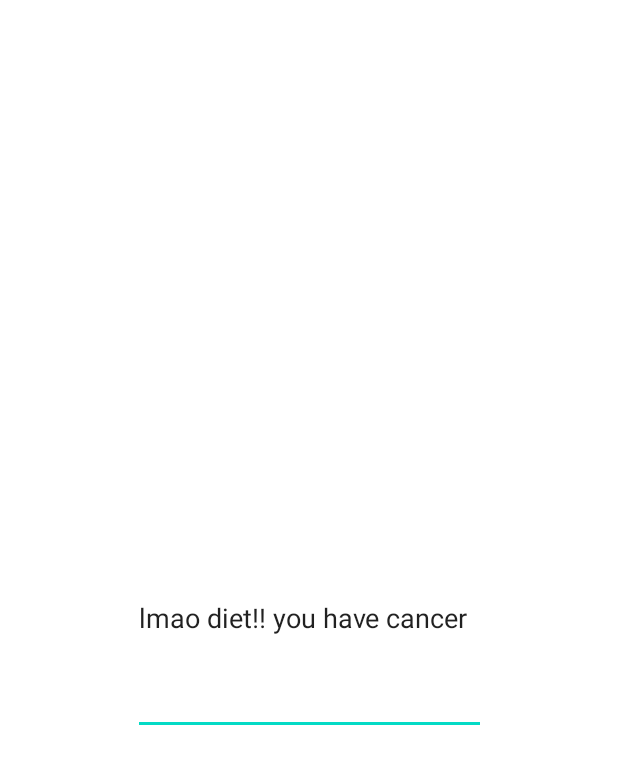
After one commit to Vedant1206/Personal-HealthCare, an Android app: the layout activity_headache.xml on its own in the app's theme, with its tools: preview values and no code run, on a phone screen of 412 x 824 dp. The commit adds this screen. Shown: the top 764 px of the screen. Run offline under Robolectric (Android 15) with nearby library versions, the phone set to English and light mode, and no system bars.

Commit message:
added headache activity

```diff
--- a/app/app/build.gradle
+++ b/app/app/build.gradle
@@ -3,13 +3,13 @@ plugins {
 }
 
 android {
-    compileSdkVersion 30
+    compileSdkVersion 31
     buildToolsVersion "30.0.3"
 
     defaultConfig {
         applicationId "ca.umanitoba.personalhealthcare"
         minSdkVersion 23
-        targetSdkVersion 30
+        targetSdkVersion 31
         versionCode 1
         versionName "1.0"
 
--- a/app/app/src/main/AndroidManifest.xml
+++ b/app/app/src/main/AndroidManifest.xml
@@ -11,8 +11,9 @@
         android:theme="@style/Theme.PersonalHealthcare">
         <activity
             android:name=".bodyPartsActivity"
-            android:exported="false" />
-        <activity android:name=".MainActivity">
+            android:exported="true" />
+        <activity android:name=".MainActivity"
+            android:exported="true">
             <intent-filter>
                 <action android:name="android.intent.action.MAIN" />
 
--- a/app/app/src/main/java/ca/umanitoba/personalhealthcare/Control.java
+++ b/app/app/src/main/java/ca/umanitoba/personalhealthcare/Control.java
@@ -1,4 +1,4 @@
-package main.java.ca.umanitoba.personalhealthcare;
+package ca.umanitoba.personalhealthcare;
 
 public class Control {
     private Member selected_member = null;
@@ -12,13 +12,15 @@ public class Control {
             System.out.println("Select member first");
 
         }
+        return null;
     }
     public boolean check_password(String password){
         if(selected_member == null){
             // case the none of the member is selected.
             System.out.println("Select member first");
         }
-        if()
+        //if()
+        return false;
     }
 
 }
--- a/app/app/src/main/java/ca/umanitoba/personalhealthcare/Create_Account.java
+++ b/app/app/src/main/java/ca/umanitoba/personalhealthcare/Create_Account.java
@@ -1,4 +1,4 @@
-package com.example.personal_health_care;
+package ca.umanitoba.personalhealthcare;
 
 import androidx.appcompat.app.AppCompatActivity;
 
--- a/app/app/src/main/java/ca/umanitoba/personalhealthcare/Guest.java
+++ b/app/app/src/main/java/ca/umanitoba/personalhealthcare/Guest.java
@@ -1,4 +1,4 @@
-package com.example.personal_health_care;
+package ca.umanitoba.personalhealthcare;
 
 public class Guest extends User{
 
--- a/app/app/src/main/java/ca/umanitoba/personalhealthcare/MainActivity.java
+++ b/app/app/src/main/java/ca/umanitoba/personalhealthcare/MainActivity.java
@@ -1,4 +1,4 @@
-package com.example.personal_health_care;
+package ca.umanitoba.personalhealthcare;
 
 import androidx.appcompat.app.AppCompatActivity;
 
--- a/app/app/src/main/java/ca/umanitoba/personalhealthcare/Member.java
+++ b/app/app/src/main/java/ca/umanitoba/personalhealthcare/Member.java
@@ -1,4 +1,4 @@
-package com.example.personal_health_care;
+package ca.umanitoba.personalhealthcare;
 
 import java.util.ArrayList;
 import java.time.*;
--- a/app/app/src/main/java/ca/umanitoba/personalhealthcare/Patient.java
+++ b/app/app/src/main/java/ca/umanitoba/personalhealthcare/Patient.java
@@ -1,4 +1,4 @@
-package com.example.personal_health_care;
+package ca.umanitoba.personalhealthcare;
 
 import java.util.ArrayList;
 import java.time.*;
--- a/app/app/src/main/java/ca/umanitoba/personalhealthcare/SearchActivity.java
+++ b/app/app/src/main/java/ca/umanitoba/personalhealthcare/SearchActivity.java
@@ -1,4 +1,4 @@
-package com.example.personal_health_care;
+package ca.umanitoba.personalhealthcare;
 
 import androidx.appcompat.app.AppCompatActivity;
 
--- a/app/app/src/main/java/ca/umanitoba/personalhealthcare/Tests.java
+++ b/app/app/src/main/java/ca/umanitoba/personalhealthcare/Tests.java
@@ -1,4 +1,4 @@
-package com.example.personal_health_care;
+package ca.umanitoba.personalhealthcare;
 
 class Test{
     public static void main(String [] args){
--- a/app/app/src/main/java/ca/umanitoba/personalhealthcare/User.java
+++ b/app/app/src/main/java/ca/umanitoba/personalhealthcare/User.java
@@ -1,4 +1,4 @@
-package com.example.personal_health_care;
+package ca.umanitoba.personalhealthcare;
 
 public abstract class User {
     protected String ID;
--- a/app/app/src/main/res/layout/activity_body_parts.xml
+++ b/app/app/src/main/res/layout/activity_body_parts.xml
@@ -8,8 +8,8 @@
 
     <Button
         android:id="@+id/button4"
-        android:layout_width="133dp"
-        android:layout_height="82dp"
+        android:layout_width="130dp"
+        android:layout_height="86dp"
         android:text="Head"
         app:layout_constraintBottom_toBottomOf="parent"
         app:layout_constraintEnd_toEndOf="parent"
--- /dev/null
+++ b/app/app/src/main/res/layout/activity_headache.xml
@@ -0,0 +1,20 @@
+<?xml version="1.0" encoding="utf-8"?>
+<androidx.constraintlayout.widget.ConstraintLayout xmlns:android="http://schemas.android.com/apk/res/android"
+    xmlns:app="http://schemas.android.com/apk/res-auto"
+    xmlns:tools="http://schemas.android.com/tools"
+    android:layout_width="match_parent"
+    android:layout_height="match_parent"
+    tools:context=".HeadacheActivity">
+
+    <EditText
+        android:id="@+id/editTextTextPersonName"
+        android:layout_width="235dp"
+        android:layout_height="155dp"
+        android:ems="10"
+        android:inputType="textPersonName"
+        android:text="lmao diet!! you have cancer"
+        app:layout_constraintBottom_toBottomOf="parent"
+        app:layout_constraintEnd_toEndOf="parent"
+        app:layout_constraintStart_toStartOf="parent"
+        app:layout_constraintTop_toTopOf="parent" />
+</androidx.constraintlayout.widget.ConstraintLayout>
--- a/app/build.gradle
+++ b/app/build.gradle
@@ -5,7 +5,7 @@ buildscript {
         jcenter()
     }
     dependencies {
-        classpath "com.android.tools.build:gradle:4.1.2"
+        classpath 'com.android.tools.build:gradle:7.1.2'
 
         // NOTE: Do not place your application dependencies here; they belong
         // in the individual module build.gradle files
```
Also changed, not shown: app/app/src/main/java/ca/umanitoba/personalhealthcare/HeadacheActivity.java (added, +14 -0 lines), app/gradle/wrapper/gradle-wrapper.properties.
